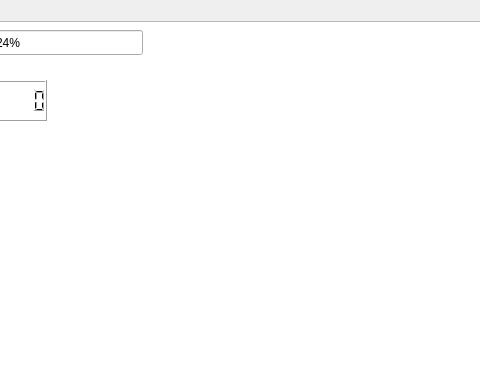
Above: street_of_war/gameover.ui from damsil99/Proyecto-Final before the change; both pictures show x 157 to 637 and y 0 to 381 of the 1210 by 610 pixel window. Below: the same form after it.
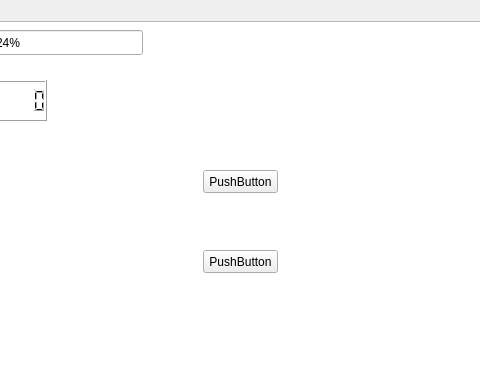
That is the form after the change.

The edit to the form file:
```diff
--- a/street_of_war/gameover.ui
+++ b/street_of_war/gameover.ui
@@ -69,6 +69,32 @@
     </rect>
    </property>
   </widget>
+  <widget class="QPushButton" name="button">
+   <property name="geometry">
+    <rect>
+     <x>360</x>
+     <y>170</y>
+     <width>75</width>
+     <height>23</height>
+    </rect>
+   </property>
+   <property name="text">
+    <string>PushButton</string>
+   </property>
+  </widget>
+  <widget class="QPushButton" name="button2">
+   <property name="geometry">
+    <rect>
+     <x>360</x>
+     <y>250</y>
+     <width>75</width>
+     <height>23</height>
+    </rect>
+   </property>
+   <property name="text">
+    <string>PushButton</string>
+   </property>
+  </widget>
  </widget>
  <resources/>
  <connections/>
```
